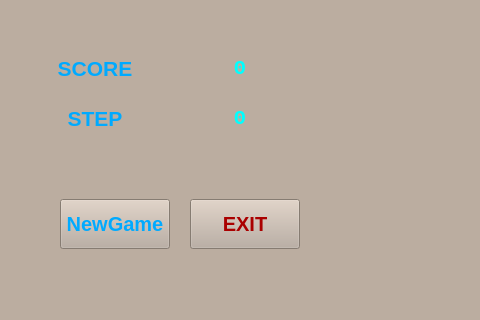
The window that src/To2048.ui (Gzding/2048) describes before a commit, drawn with Qt 5; both pictures show x 220 to 700 and y 0 to 320 of the 800 by 500 pixel window.
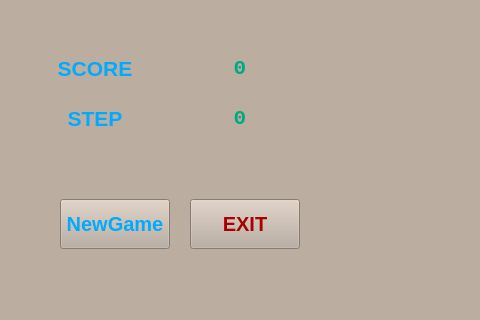
The same window after the commit.

The edit to the form file:
```diff
--- a/src/To2048.ui
+++ b/src/To2048.ui
@@ -80,7 +80,7 @@
         <string notr="true">color:rgb(0, 170, 127);</string>
        </property>
        <property name="text">
-        <string>&lt;html&gt;&lt;head/&gt;&lt;body&gt;&lt;p align=&quot;center&quot;&gt;&lt;span style=&quot; font-size:16pt; font-weight:600; color:#00ffff;&quot;&gt;0&lt;/span&gt;&lt;/p&gt;&lt;/body&gt;&lt;/html&gt;</string>
+        <string>&lt;html&gt;&lt;head/&gt;&lt;body&gt;&lt;p align=&quot;center&quot;&gt;&lt;span style=&quot; font-size:16pt; font-weight:600; color:#00aa7f;&quot;&gt;0&lt;/span&gt;&lt;/p&gt;&lt;/body&gt;&lt;/html&gt;</string>
        </property>
        <property name="alignment">
         <set>Qt::AlignCenter</set>
@@ -120,7 +120,7 @@
         <string notr="true">color:rgb(0, 170, 127);</string>
        </property>
        <property name="text">
-        <string>&lt;html&gt;&lt;head/&gt;&lt;body&gt;&lt;p align=&quot;center&quot;&gt;&lt;span style=&quot; font-size:16pt; font-weight:600; color:#00ffff;&quot;&gt;0&lt;/span&gt;&lt;/p&gt;&lt;/body&gt;&lt;/html&gt;</string>
+        <string>&lt;html&gt;&lt;head/&gt;&lt;body&gt;&lt;p align=&quot;center&quot;&gt;&lt;span style=&quot; font-size:16pt; font-weight:600; color:#00aa7f;&quot;&gt;0&lt;/span&gt;&lt;/p&gt;&lt;/body&gt;&lt;/html&gt;</string>
        </property>
        <property name="alignment">
         <set>Qt::AlignCenter</set>
```
